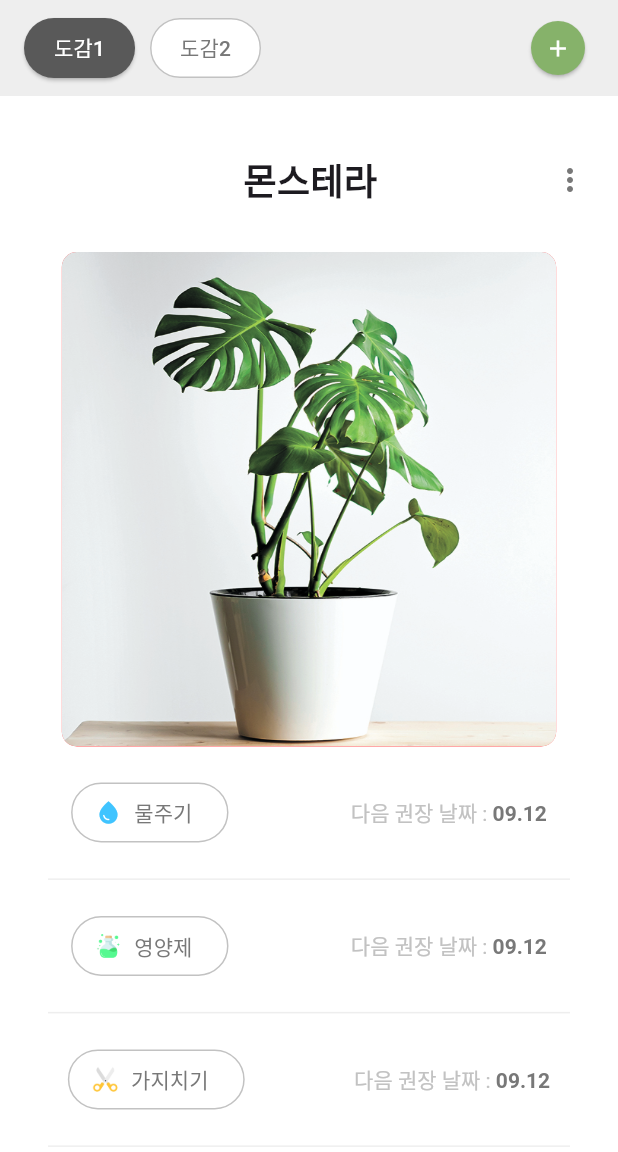
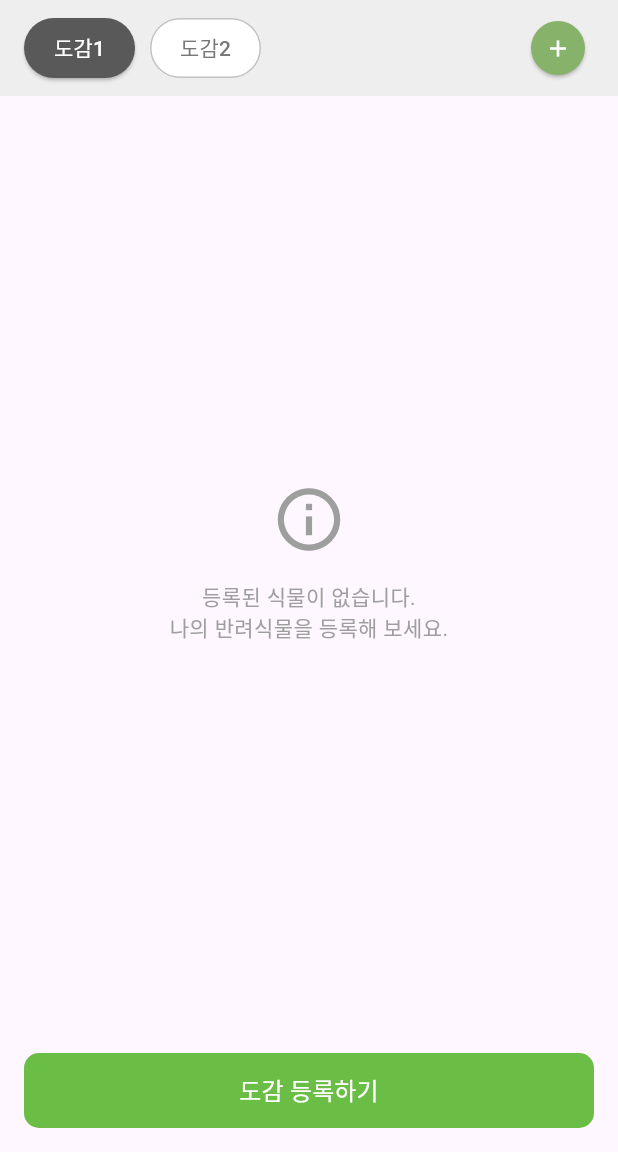
Before and after one commit to kimjaehui02/WonRoom, a Flutter app: the screen it shows after launch, on a phone screen of 412 x 824 dp, the part 84-1236 px from its top. Run offline on Flutter 3.47's test engine with Material 3 defaults, Android fonts, the phone set to English and light mode, and no system bars.

Commit message:
text 코드 수정
text 코드 수정

```diff
--- a/wonroom/lib/main.dart
+++ b/wonroom/lib/main.dart
@@ -5,6 +5,7 @@ import 'package:wonroom/intro.dart';
 import 'package:wonroom/join.dart';
 import 'package:wonroom/login.dart';
 import 'package:wonroom/myPlant.dart';
+import 'package:wonroom/myPlantNull.dart';
 
 void main() {
   runApp(const MyApp());
@@ -17,7 +18,7 @@ class MyApp extends StatelessWidget {
   @override
   Widget build(BuildContext context) {
     return MaterialApp(
-    home: Myplant(),
+    home: MyplantNull(),
     );
   }
 }
--- a/wonroom/lib/myPlant.dart
+++ b/wonroom/lib/myPlant.dart
@@ -497,8 +497,8 @@ class Myplant extends StatelessWidget {
                                 Container(
                                   child: Column(
                                     children: [
-                                      Text('기록이 없습니다.'),
-                                      Text('기록을 추가해보세요.')
+                                      Text('기록이 없습니다. \n 기록을 추가해보세요.',
+                                      textAlign: TextAlign.center,),
                                     ],
                                   ),
                                 )
@@ -538,8 +538,8 @@ class Myplant extends StatelessWidget {
                                 Container(
                                   child: Column(
                                     children: [
-                                      Text('기록이 없습니다.'),
-                                      Text('기록을 추가해보세요.')
+                                      Text('기록이 없습니다. \n 기록을 추가해보세요.',
+                                        textAlign: TextAlign.center,),
                                     ],
                                   ),
                                 )
--- /dev/null
+++ b/wonroom/lib/myPlantNull.dart
@@ -0,0 +1,157 @@
+import 'package:flutter/material.dart';
+
+class MyplantNull extends StatelessWidget {
+  const MyplantNull({super.key});
+
+  @override
+  Widget build(BuildContext context) {
+    return Scaffold(
+      appBar: AppBar(
+        centerTitle: true,
+        title: Text('마이 도감', style: TextStyle(color: Colors.black)),
+        backgroundColor: Colors.white,
+        elevation: 0,
+        leading: IconButton(
+          icon: Icon(
+            Icons.arrow_back_ios,
+            color: Colors.grey,
+          ),
+          onPressed: () {
+            // 뒤로가기 기능 (추후 구현 필요)
+          },
+        ),
+      ),
+      body: Column(
+        children: [
+          // 도감
+          Container(
+            padding: EdgeInsets.symmetric(vertical: 8, horizontal: 16),
+            color: Color(0xffeeeeee),
+            child: Row(
+              mainAxisAlignment: MainAxisAlignment.spaceBetween,
+              children: [
+                Row(
+                  children: [
+                    Container(
+                      margin: EdgeInsets.only(right: 10),
+                      child: ElevatedButton(
+                        style: ElevatedButton.styleFrom(
+                          backgroundColor: Color(0xff595959), // 배경 색상
+                          padding: EdgeInsets.symmetric(vertical: 8, horizontal: 20), // 내부 여백
+                          shape: RoundedRectangleBorder( // 테두리 모양
+                            borderRadius: BorderRadius.circular(20),
+                          ),
+                        ),
+                        onPressed: () {
+                          // 버튼 클릭 시 실행될 코드
+                        },
+                        child: Text(
+                          '도감1',
+                          style: TextStyle(color: Colors.white), // 텍스트 스타일
+                        ),
+                      ),
+                    ),
+
+                    Container(
+                      margin: EdgeInsets.only(right: 10),
+                      child: OutlinedButton(
+                        style: OutlinedButton.styleFrom(
+                          backgroundColor: Colors.white, // 배경 색상
+                          padding: EdgeInsets.symmetric(vertical: 8, horizontal: 20), // 내부 여백
+                          side: BorderSide( // 테두리 스타일
+                            color: Color(0xffc2c2c2), // 테두리 색상
+                            width: 1, // 테두리 두께
+                          ),
+                          shape: RoundedRectangleBorder( // 모서리 둥글게
+                            borderRadius: BorderRadius.circular(20),
+                          ),
+                        ),
+                        onPressed: () {
+                          // 버튼 클릭 시 실행될 코드
+                        },
+                        child: Text(
+                          '도감2',
+                          style: TextStyle(color: Color(0xff787878)), // 텍스트 스타일
+                        ),
+                      ),
+                    ),
+                  ],
+                ),
+
+                // 도감 추가
+                ElevatedButton(
+                  onPressed: () {
+                    // 버튼 클릭 시 실행될 코드
+                  },
+                  style: ElevatedButton.styleFrom(
+                    backgroundColor: Color(0xff86b26a), // 배경 색상
+                    shape: RoundedRectangleBorder(
+                      borderRadius: BorderRadius.circular(50), // 모서리를 둥글게
+                    ),
+                    padding: EdgeInsets.all(0), // 패딩 없앰
+                    minimumSize: Size(36, 36), // 버튼의 최소 크기
+                  ),
+                  child: Icon(
+                    Icons.add,
+                    color: Colors.white,
+                  ),
+                )
+              ],
+            ),
+          ),
+
+          // 중앙 안내 메시지
+          Expanded(
+            child: Center(
+              child: Column(
+                mainAxisAlignment: MainAxisAlignment.center,
+                children: [
+                  Icon(
+                    Icons.info_outline,
+                    color: Colors.grey,
+                    size: 50,
+                  ),
+                  SizedBox(height: 16),
+                  Text(
+                    '등록된 식물이 없습니다.\n나의 반려식물을 등록해 보세요.',
+                    textAlign: TextAlign.center,
+                    style: TextStyle(
+                      color: Colors.grey,
+                      fontSize: 14,
+                    ),
+                  ),
+                ],
+              ),
+            ),
+          ),
+
+          // 하단 버튼
+          Container(
+            width: double.infinity,
+            padding: EdgeInsets.all(16),
+            child: ElevatedButton(
+              onPressed: () {
+                // 도감 등록하기 버튼 클릭 시 실행될 코드
+              },
+              style: ElevatedButton.styleFrom(
+                backgroundColor: Color(0xff6bbe45),
+                elevation: 0,
+                shape: RoundedRectangleBorder(
+                  borderRadius: BorderRadius.circular(10),
+                ),
+                minimumSize: const Size.fromHeight(50),
+              ),
+              child: const Text(
+                '도감 등록하기',
+                style: TextStyle(
+                  fontSize: 16,
+                  color: Colors.white,
+                ),
+              ),
+            ),
+          ),
+        ],
+      ),
+    );
+  }
+}
```
